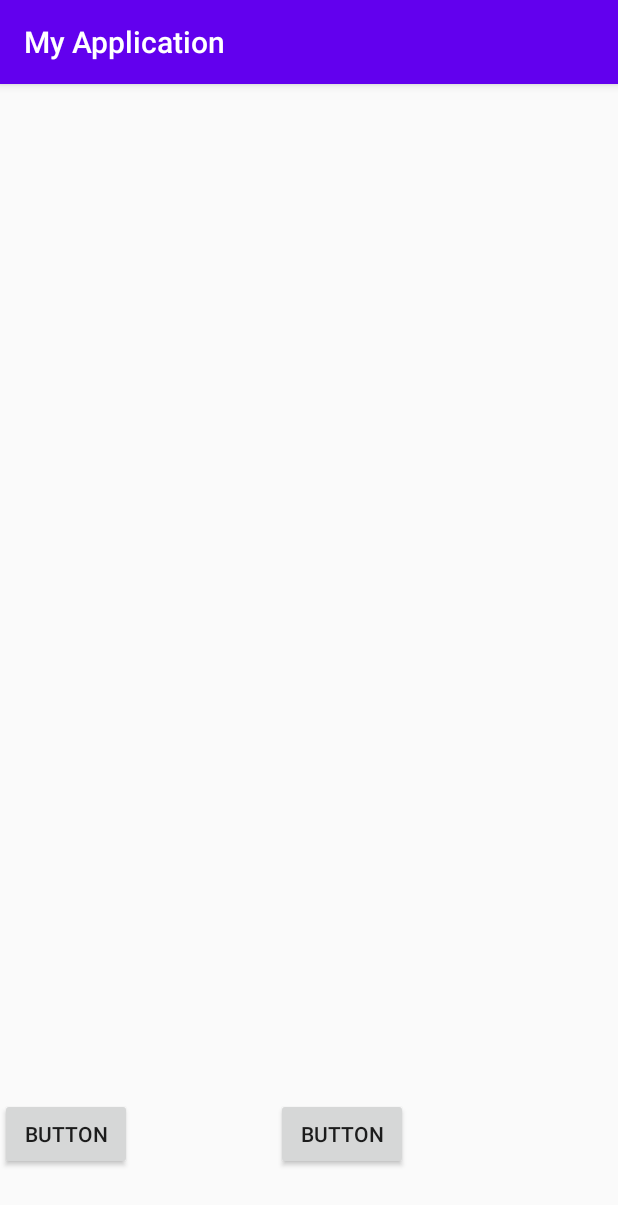
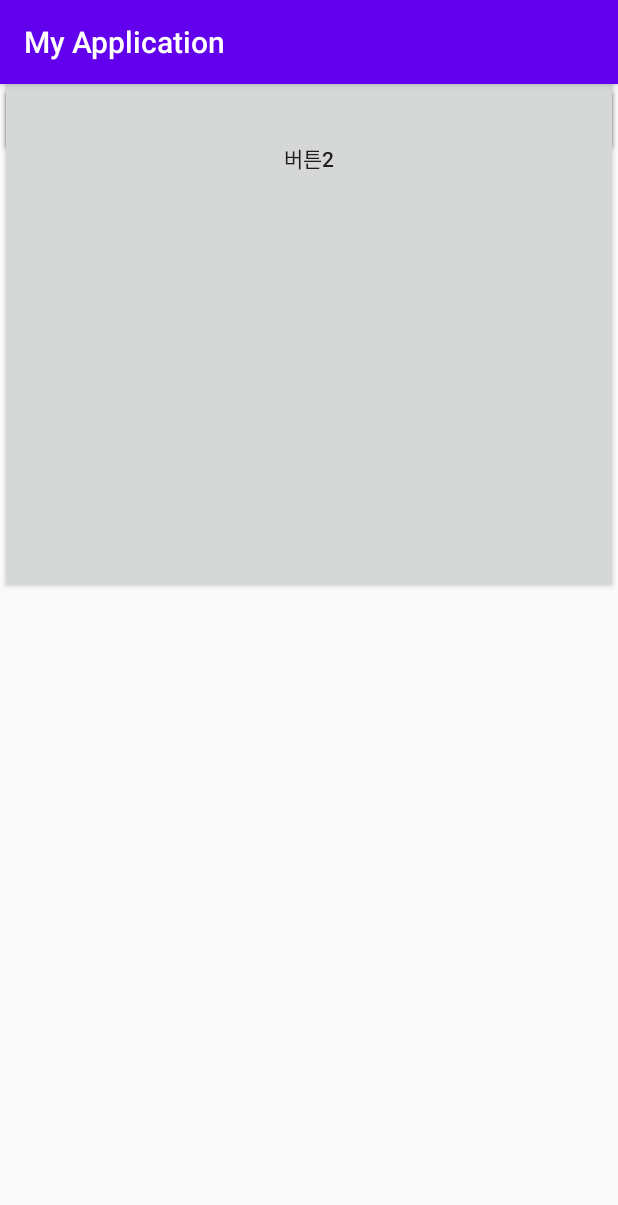
Before and after one commit to ksdhk/androidapp, an Android app: the screen it shows after launch (MainActivity), on a phone screen of 412 x 824 dp. Shown: the top 1205 px of the screen. Run offline under Robolectric (Android 15) with nearby library versions, the phone set to English and light mode, and no system bars.

Commit message:
2020-07-21_도전1

```diff
--- a/app/src/main/res/layout/activity_main.xml
+++ b/app/src/main/res/layout/activity_main.xml
@@ -7,22 +7,33 @@
     tools:context=".MainActivity">
 
     <Button
-        android:id="@+id/button"
-        android:layout_width="wrap_content"
+        android:id="@+id/button3"
+        android:layout_width="match_parent"
         android:layout_height="wrap_content"
-        android:layout_marginBottom="44dp"
-        android:text="Button"
-        app:layout_constraintBottom_toBottomOf="parent"
-        tools:layout_editor_absoluteX="60dp" />
+        android:text="버튼1"
+        app:layout_constraintEnd_toEndOf="parent"
+        app:layout_constraintHorizontal_bias="0.0"
+        app:layout_constraintStart_toStartOf="parent"
+        tools:layout_editor_absoluteY="3dp" />
 
     <Button
-        android:id="@+id/button2"
-        android:layout_width="wrap_content"
+        android:id="@+id/button4"
+        android:layout_width="match_parent"
         android:layout_height="wrap_content"
-        android:layout_marginStart="96dp"
-        android:layout_marginLeft="96dp"
-        android:layout_marginBottom="44dp"
-        android:text="Button"
-        app:layout_constraintBottom_toBottomOf="parent"
-        app:layout_constraintStart_toEndOf="@+id/button" />
+        android:text="버튼3"
+        app:layout_constraintEnd_toEndOf="parent"
+        app:layout_constraintHorizontal_bias="0.0"
+        app:layout_constraintStart_toStartOf="parent"
+        tools:layout_editor_absoluteY="683dp" />
+
+    <Button
+        android:id="@+id/button5"
+        android:layout_width="match_parent"
+        android:layout_height="580dp"
+        android:text="버튼2"
+        app:layout_constraintBottom_toTopOf="@+id/button4"
+        app:layout_constraintEnd_toEndOf="parent"
+        app:layout_constraintStart_toStartOf="parent"
+        app:layout_constraintTop_toBottomOf="@+id/button3"
+        app:layout_constraintVertical_bias="0.461" />
 </androidx.constraintlayout.widget.ConstraintLayout>
```
